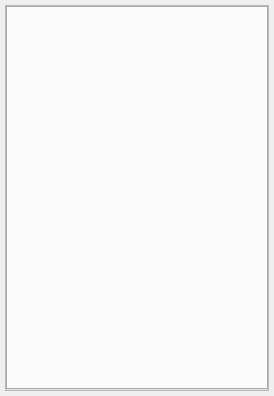
Above: RepTate/gui/DataSet.ui from jorge-ramirez-upm/RepTate before the change. Below: the same form after it.
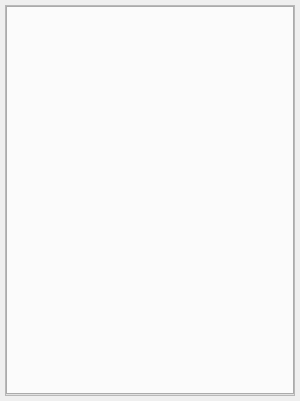
That is the form after the change. Icons and pictures are not drawn.

Commit message: resize theory widget with setSize()

The edit to the form file:
```diff
--- a/RepTate/gui/DataSet.ui
+++ b/RepTate/gui/DataSet.ui
@@ -6,8 +6,8 @@
    <rect>
     <x>0</x>
     <y>0</y>
-    <width>274</width>
-    <height>396</height>
+    <width>300</width>
+    <height>401</height>
    </rect>
   </property>
   <property name="windowTitle">
```
The commit also changes 1 other file.
